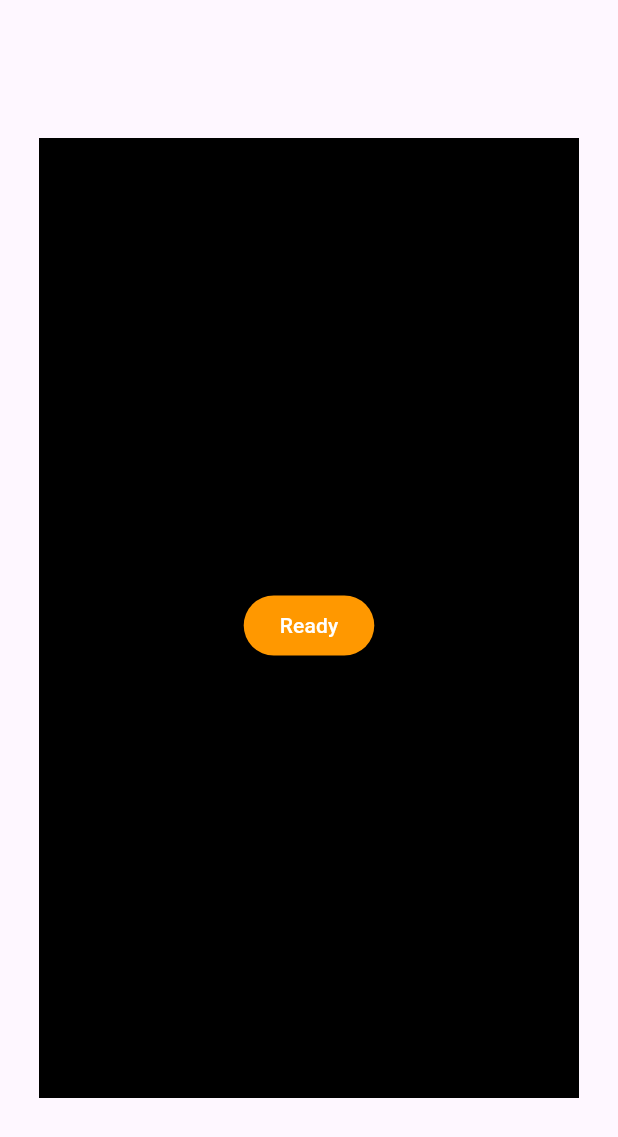
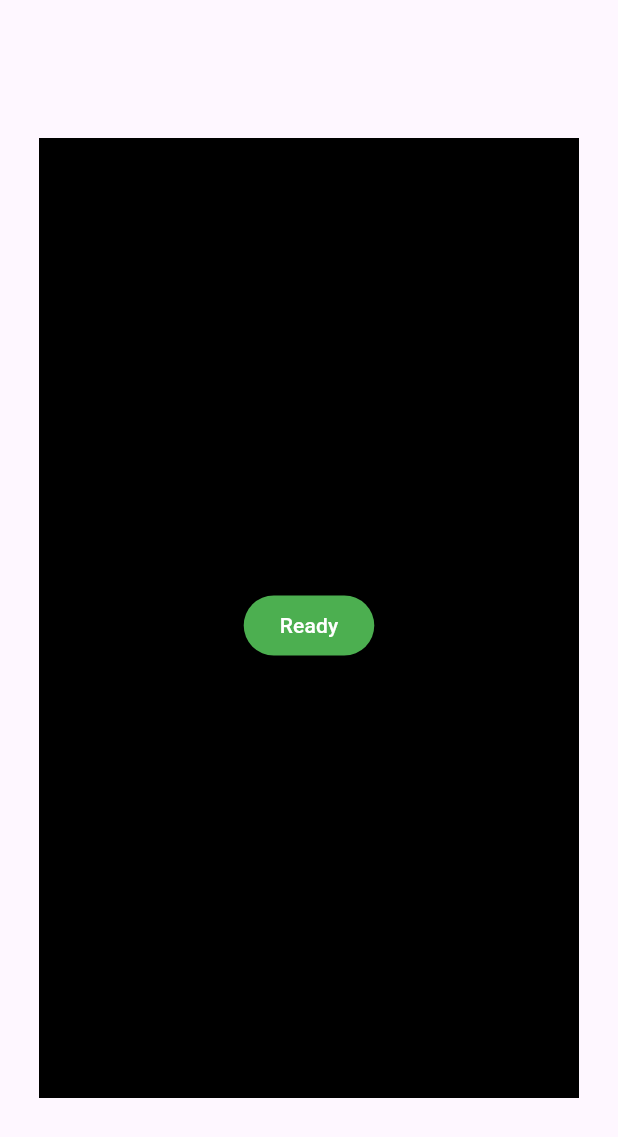
Before and after one commit to melkyG/MoneyBallApp, a Flutter app: the screen it shows after launch, on a phone screen of 412 x 824 dp. Shown: the top 1137 px of the screen. Run offline on Flutter 3.47's test engine with Material 3 defaults, Android fonts, the phone set to English and light mode, and no system bars.

Commit message:
change button color, fixed broken shot progress indicator

```diff
--- a/lib/main.dart
+++ b/lib/main.dart
@@ -76,7 +76,8 @@
       timeLeft = 60;
       _generateShotValues();
       resetOptimalTime();
-      shotResults = List.generate(7, (_) => List.filled(5, null)); // Reset indicator
+      shotProgress = List.generate(7, (_) => []);  // Reset shot indicators
+      shotResults = List.generate(7, (_) => List.filled(5, null));
     });
   }
 
@@ -101,7 +102,7 @@
 
   void resetOptimalTime() {
     setState(() {
-      optimalTime = Random().nextDouble() + 1.0;
+      optimalTime = Random().nextDouble() + 0.85;
     });
   }
 
@@ -268,7 +269,7 @@
                             ElevatedButton(
                               onPressed: startGame,
                               style: ElevatedButton.styleFrom(
-                                backgroundColor: Colors.orange,
+                                backgroundColor: Colors.green,
                               ),
                               child: Text("Ready", style: TextStyle(color: Colors.white)),
                             ),
@@ -290,7 +291,7 @@
                         ),
                       ),
           ),
-        if (inGame) (buildShotIndicator()), // Add the shooting progress indicator
+        if (inGame || (shotsTaken > 0)) (buildShotIndicator()), // Add the shooting progress indicator
         ],
       ),
     );
```
